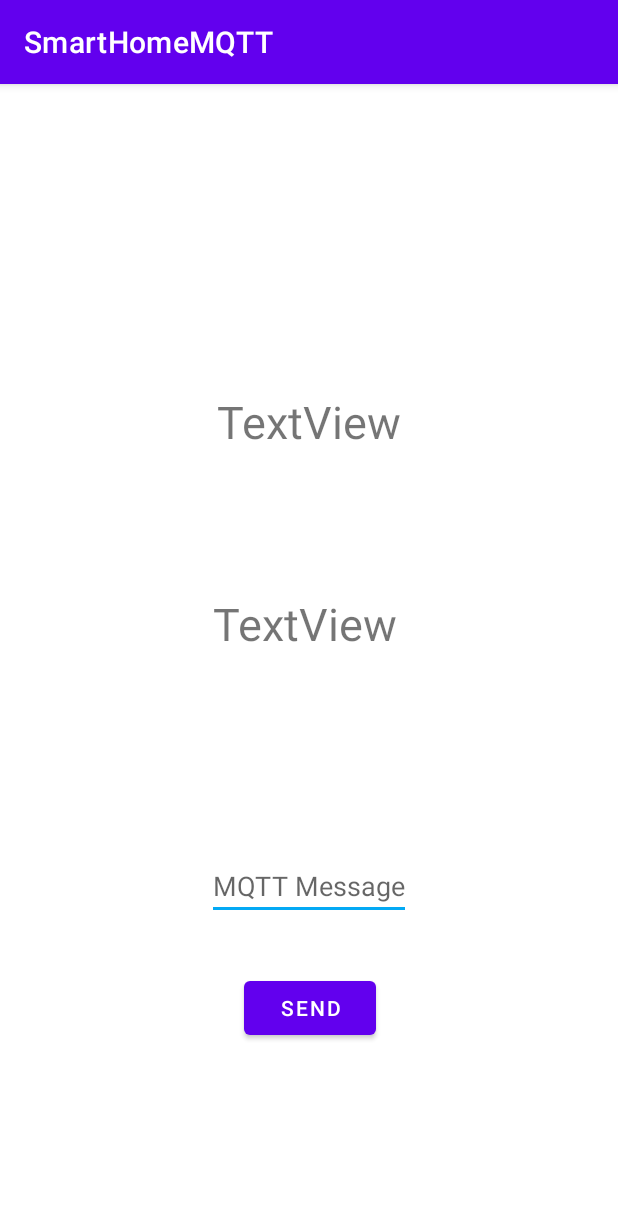
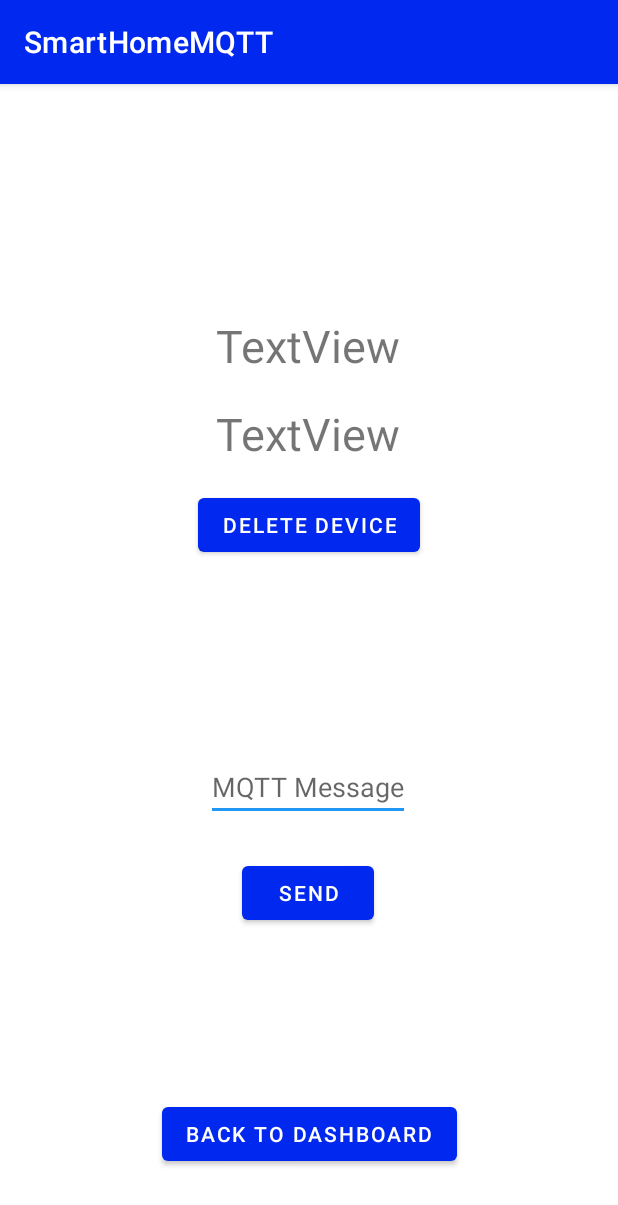
Before and after one commit to flogriesser/SmartHomeMQTT, an Android app: the CommunicationActivity screen opened directly, with no data from a screen before it, on a phone screen of 412 x 824 dp. Shown: the top 1205 px of the screen. Run offline under Robolectric (Android 15) with nearby library versions, the phone set to English and light mode, and no system bars; libraries missing offline, so code that uses them is left out: org.eclipse.paho.

Commit message:
Es wurde geändert: Das Dashboard kann nach Groups gefiltert werden oder für alle Devices auf "All" gestellt werden. Zudem kann nun ein Gerät entfernt werden. Dieses wird dann entsprechend aus der DAtei gelöscht. Weiter gibt es nun in der CommunicationActivity nun einen "BACK TO DASHBOARD" Button der auch hier nun die Rückkehr über Tasten entfallen lässt. Und es wurden kleine Kanten im RecyclerView eingefügt um die Items sichtbar getrennt zu haben.

```diff
--- a/app/src/main/java/com/example/smarthomemqtt/Constants.java
+++ b/app/src/main/java/com/example/smarthomemqtt/Constants.java
@@ -18,6 +18,7 @@ public class Constants {
     public static boolean LoggedIn;
 
     public static final String FILENAME = "added_devices.txt";
+    public static final String TEMP_FILENAME = "temp_devices.txt";
     public static final String MQTT_BROKER_URL = "app_startup_placeholder";
     public static final String MQTT_CLIENT_UN = "app_startup_placeholder";
     public static final String MQTT_CLIENT_PW = "app_startup_placeholder";
--- a/app/src/main/res/layout/communication.xml
+++ b/app/src/main/res/layout/communication.xml
@@ -14,43 +14,68 @@
         android:textSize="30sp"
         app:layout_constraintBottom_toTopOf="@+id/comm_device"
         app:layout_constraintEnd_toEndOf="parent"
+        app:layout_constraintHorizontal_bias="0.498"
         app:layout_constraintStart_toStartOf="parent"
         app:layout_constraintTop_toTopOf="parent"
-        app:layout_constraintVertical_bias="0.685" />
+        app:layout_constraintVertical_bias="0.895" />
 
     <TextView
         android:id="@+id/comm_device"
         android:layout_width="wrap_content"
         android:layout_height="wrap_content"
-        android:layout_marginBottom="388dp"
         android:text="TextView"
         android:textSize="30sp"
         app:layout_constraintBottom_toBottomOf="parent"
         app:layout_constraintEnd_toEndOf="parent"
-        app:layout_constraintHorizontal_bias="0.49"
-        app:layout_constraintStart_toStartOf="parent" />
+        app:layout_constraintHorizontal_bias="0.498"
+        app:layout_constraintStart_toStartOf="parent"
+        app:layout_constraintTop_toTopOf="parent"
+        app:layout_constraintVertical_bias="0.292" />
 
     <EditText
         android:id="@+id/comm_message"
         android:layout_width="wrap_content"
         android:layout_height="wrap_content"
-        android:layout_marginTop="132dp"
         android:hint="MQTT Message"
         android:textSize="18sp"
+        app:layout_constraintBottom_toTopOf="@+id/back_button"
         app:layout_constraintEnd_toEndOf="parent"
+        app:layout_constraintHorizontal_bias="0.498"
         app:layout_constraintStart_toStartOf="parent"
-        app:layout_constraintTop_toBottomOf="@+id/comm_device" />
+        app:layout_constraintTop_toTopOf="parent"
+        app:layout_constraintVertical_bias="0.707" />
 
     <Button
         android:id="@+id/send_msg_button"
         android:layout_width="wrap_content"
         android:layout_height="wrap_content"
         android:text="Send"
+        app:layout_constraintBottom_toTopOf="@+id/back_button"
+        app:layout_constraintEnd_toEndOf="parent"
+        app:layout_constraintHorizontal_bias="0.498"
+        app:layout_constraintStart_toStartOf="parent"
+        app:layout_constraintTop_toBottomOf="@+id/comm_message"
+        app:layout_constraintVertical_bias="0.174" />
+
+    <Button
+        android:id="@+id/back_button"
+        android:layout_width="wrap_content"
+        android:layout_height="wrap_content"
+        android:layout_marginBottom="44dp"
+        android:text="BACK TO DASHBOARD"
         app:layout_constraintBottom_toBottomOf="parent"
         app:layout_constraintEnd_toEndOf="parent"
-        app:layout_constraintHorizontal_bias="0.502"
+        app:layout_constraintStart_toStartOf="parent" />
+
+    <Button
+        android:id="@+id/delete_device_button"
+        android:layout_width="wrap_content"
+        android:layout_height="wrap_content"
+        android:text="DELETE DEVICE"
+        app:layout_constraintBottom_toTopOf="@+id/comm_message"
+        app:layout_constraintEnd_toEndOf="parent"
         app:layout_constraintStart_toStartOf="parent"
-        app:layout_constraintTop_toBottomOf="@+id/comm_message"
-        app:layout_constraintVertical_bias="0.212" />
+        app:layout_constraintTop_toBottomOf="@+id/comm_device"
+        app:layout_constraintVertical_bias="0.115" />
 
 </androidx.constraintlayout.widget.ConstraintLayout>
--- a/app/src/main/res/values/colors.xml
+++ b/app/src/main/res/values/colors.xml
@@ -1,9 +1,9 @@
 <?xml version="1.0" encoding="utf-8"?>
 <resources>
-    <color name="purple_200">#FFBB86FC</color>
-    <color name="purple_500">#FF6200EE</color>
-    <color name="purple_700">#FF3700B3</color>
-    <color name="teal_200">#03A9F4</color>
+    <color name="purple_200">#2196F3</color>
+    <color name="purple_500">#0028EE</color>
+    <color name="purple_700">#1B2791</color>
+    <color name="teal_200">#2196F3</color>
     <color name="teal_700">#FF018786</color>
     <color name="black">#FF000000</color>
     <color name="white">#FFFFFFFF</color>
```
Also changed, not shown: app/src/main/java/com/example/smarthomemqtt/CommunicationActivity.java (+89 -10 lines), app/src/main/java/com/example/smarthomemqtt/HomeMainActivity.java (+22 -18 lines), app/src/main/java/com/example/smarthomemqtt/ItemAdapter.java (+9 -11 lines).
